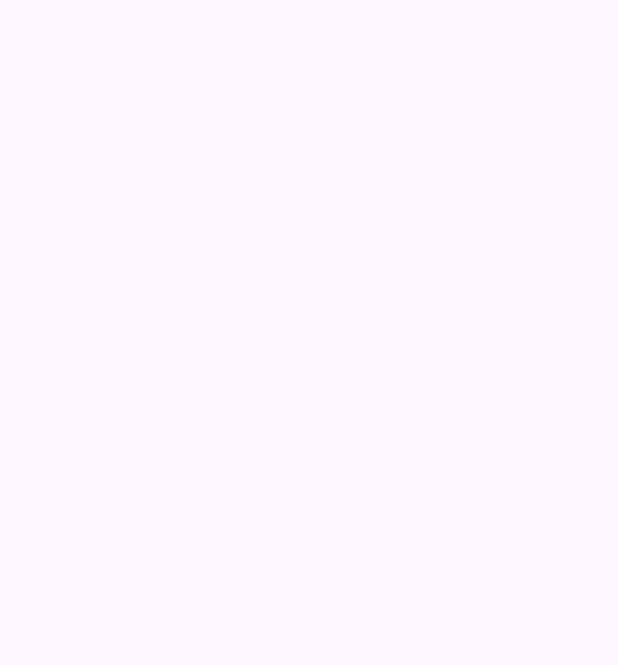
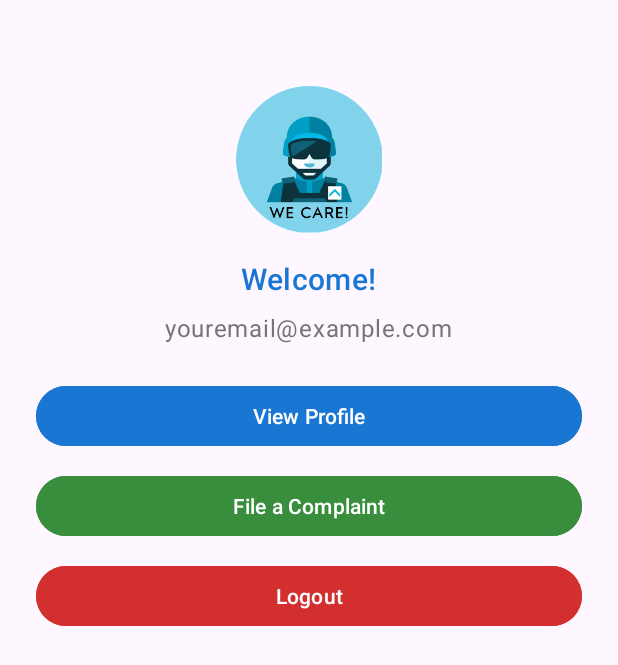
Before and after one commit to IamGotu/WeCareMobile, an Android app: the Dashboard screen opened directly, with no data from a screen before it, on a phone screen of 412 x 824 dp. Before the commit the part shown is empty. Shown: the top 665 px of the screen. Run offline under Robolectric (Android 15) with nearby library versions, the light colour scheme and no system bars.

Commit message:
resident dashboard temporary

```diff
--- a/app/src/main/java/com/sia/android/wecare/Dashboard.java
+++ b/app/src/main/java/com/sia/android/wecare/Dashboard.java
@@ -1,24 +1,47 @@
 package com.sia.android.wecare;
 
+import android.content.Intent;
 import android.os.Bundle;
+import android.widget.TextView;
+import android.widget.Toast;
 
-import androidx.activity.EdgeToEdge;
 import androidx.appcompat.app.AppCompatActivity;
-import androidx.core.graphics.Insets;
-import androidx.core.view.ViewCompat;
-import androidx.core.view.WindowInsetsCompat;
+
+import com.google.android.material.button.MaterialButton;
 
 public class Dashboard extends AppCompatActivity {
+
+    MaterialButton btnProfile, btnComplaints, btnLogout;
+    TextView textEmail;
 
     @Override
     protected void onCreate(Bundle savedInstanceState) {
         super.onCreate(savedInstanceState);
-        EdgeToEdge.enable(this);
         setContentView(R.layout.activity_dashboard);
-        ViewCompat.setOnApplyWindowInsetsListener(findViewById(R.id.main), (v, insets) -> {
-            Insets systemBars = insets.getInsets(WindowInsetsCompat.Type.systemBars());
-            v.setPadding(systemBars.left, systemBars.top, systemBars.right, systemBars.bottom);
-            return insets;
+
+        textEmail = findViewById(R.id.textEmail);
+        btnProfile = findViewById(R.id.btnProfile);
+        btnComplaints = findViewById(R.id.btnComplaints);
+        btnLogout = findViewById(R.id.btnLogout);
+
+        // Retrieve passed email from login (via intent)
+        String email = getIntent().getStringExtra("email");
+        if (email != null) {
+            textEmail.setText(email);
+        }
+
+        btnProfile.setOnClickListener(v -> {
+            Toast.makeText(this, "Profile feature coming soon", Toast.LENGTH_SHORT).show();
+        });
+
+        btnComplaints.setOnClickListener(v -> {
+            Toast.makeText(this, "Complaint form not yet implemented", Toast.LENGTH_SHORT).show();
+        });
+
+        btnLogout.setOnClickListener(v -> {
+            Intent intent = new Intent(Dashboard.this, Login.class); // Start Login activity
+            startActivity(intent);
+            finish(); // Finish the current activity (Dashboard)
         });
     }
 }
--- a/app/src/main/res/layout/activity_dashboard.xml
+++ b/app/src/main/res/layout/activity_dashboard.xml
@@ -1,10 +1,72 @@
 <?xml version="1.0" encoding="utf-8"?>
-<androidx.constraintlayout.widget.ConstraintLayout xmlns:android="http://schemas.android.com/apk/res/android"
+<androidx.core.widget.NestedScrollView xmlns:android="http://schemas.android.com/apk/res/android"
     xmlns:app="http://schemas.android.com/apk/res-auto"
     xmlns:tools="http://schemas.android.com/tools"
-    android:id="@+id/main"
     android:layout_width="match_parent"
     android:layout_height="match_parent"
+    android:padding="24dp"
+    android:background="?android:attr/windowBackground"
     tools:context=".Dashboard">
 
-</androidx.constraintlayout.widget.ConstraintLayout>
+    <LinearLayout
+        android:layout_width="match_parent"
+        android:layout_height="wrap_content"
+        android:orientation="vertical"
+        android:gravity="center_horizontal"
+        android:paddingTop="32dp"
+        android:paddingBottom="32dp">
+
+        <ImageView
+            android:layout_width="100dp"
+            android:layout_height="100dp"
+            android:src="@drawable/ic_wecare_logo"
+            android:contentDescription="@string/user_profile"
+            android:layout_marginBottom="16dp"
+            android:scaleType="centerCrop" />
+
+        <TextView
+            android:id="@+id/textWelcome"
+            android:layout_width="wrap_content"
+            android:layout_height="wrap_content"
+            android:text="Welcome!"
+            android:textAppearance="@style/TextAppearance.MaterialComponents.Headline6"
+            android:textColor="#1976D2"
+            android:layout_marginBottom="8dp"/>
+
+        <TextView
+            android:id="@+id/textEmail"
+            android:layout_width="wrap_content"
+            android:layout_height="wrap_content"
+            android:text="youremail@example.com"
+            android:textAppearance="@style/TextAppearance.MaterialComponents.Body1"
+            android:textColor="#757575"
+            android:layout_marginBottom="24dp"/>
+
+        <com.google.android.material.button.MaterialButton
+            android:id="@+id/btnProfile"
+            android:layout_width="match_parent"
+            android:layout_height="wrap_content"
+            android:text="View Profile"
+            android:backgroundTint="#1976D2"
+            android:textColor="@android:color/white"
+            android:layout_marginBottom="12dp"/>
+
+        <com.google.android.material.button.MaterialButton
+            android:id="@+id/btnComplaints"
+            android:layout_width="match_parent"
+            android:layout_height="wrap_content"
+            android:text="File a Complaint"
+            android:backgroundTint="#388E3C"
+            android:textColor="@android:color/white"
+            android:layout_marginBottom="12dp"/>
+
+        <com.google.android.material.button.MaterialButton
+            android:id="@+id/btnLogout"
+            android:layout_width="match_parent"
+            android:layout_height="wrap_content"
+            android:text="Logout"
+            android:backgroundTint="#D32F2F"
+            android:textColor="@android:color/white"/>
+
+    </LinearLayout>
+</androidx.core.widget.NestedScrollView>
--- a/app/src/main/res/values/strings.xml
+++ b/app/src/main/res/values/strings.xml
@@ -14,4 +14,5 @@
     <string name="middle_name">Enter your middle name</string>
     <string name="first_name">Enter your first name</string>
     <string name="registration_form">Registration Form</string>
+    <string name="user_profile">profile</string>
 </resources>
```
